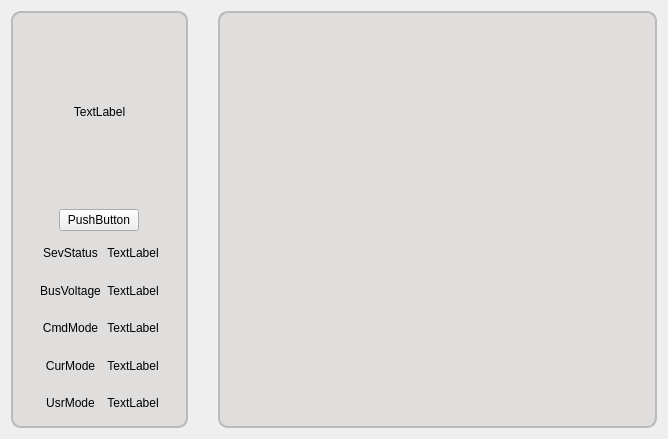
Above: Libs/UI/UiStatus/graphstatus129.ui from tiangaomingjing/ServoDriveTech before the change. Below: the same form after it.
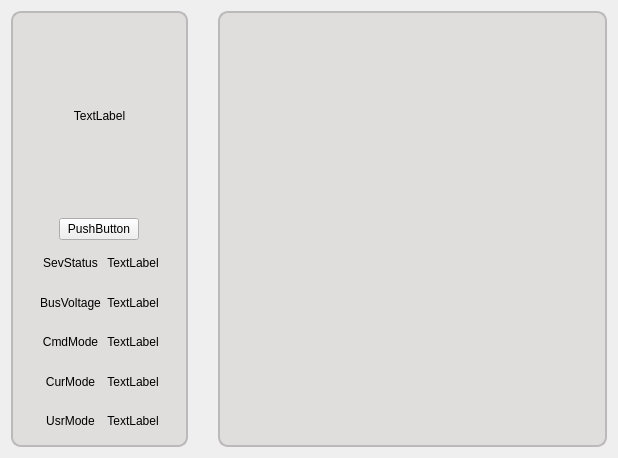
That is the form after the change.

```diff
--- a/Libs/UI/UiStatus/graphstatus129.ui
+++ b/Libs/UI/UiStatus/graphstatus129.ui
@@ -6,8 +6,8 @@
    <rect>
     <x>0</x>
     <y>0</y>
-    <width>668</width>
-    <height>439</height>
+    <width>618</width>
+    <height>458</height>
    </rect>
   </property>
   <property name="windowTitle">
```
